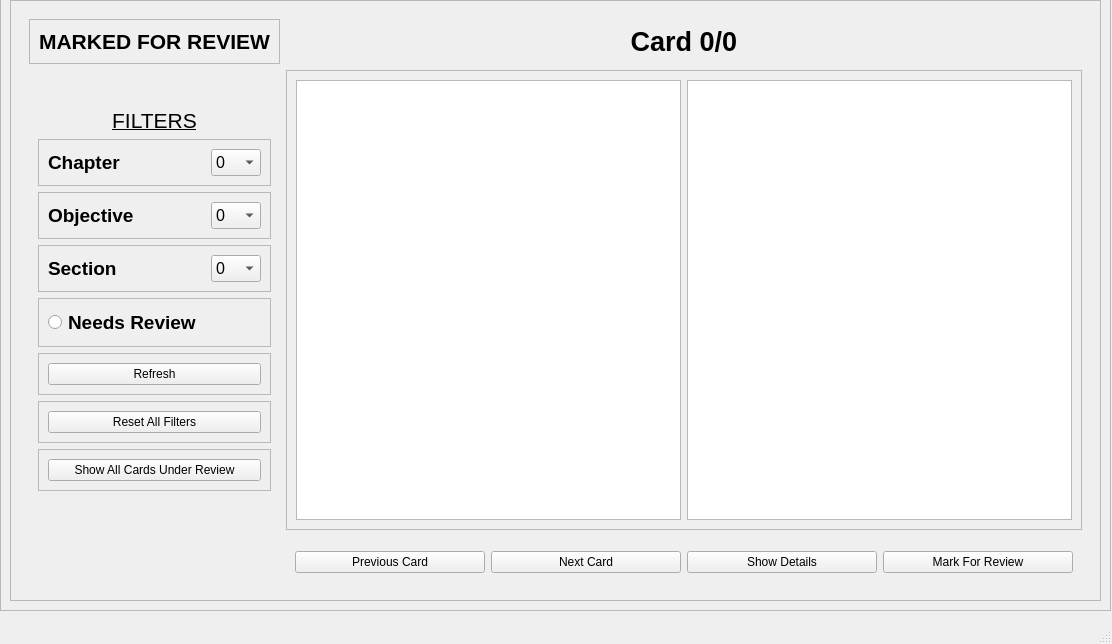
This is pyqt_ui.ui in j-chisholm/ISTQB-Flashcards as Qt 5 draws it before an edit. The edited form follows.
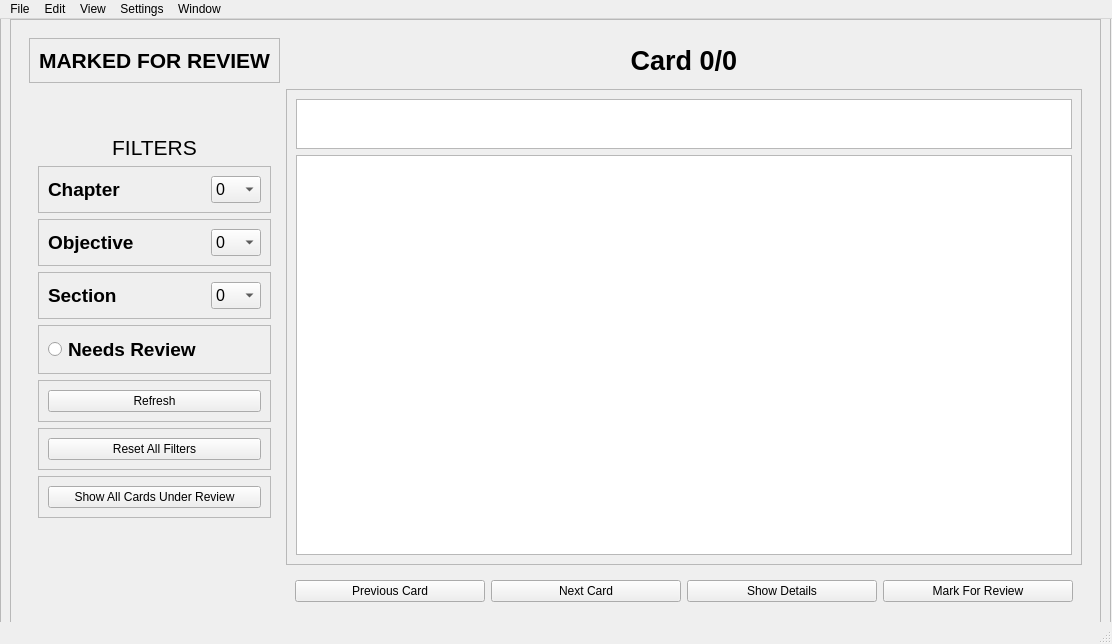
This is the edited form.

```diff
--- a/pyqt_ui.ui
+++ b/pyqt_ui.ui
@@ -20,7 +20,7 @@
       <x>0</x>
       <y>-10</y>
       <width>1111</width>
-      <height>621</height>
+      <height>631</height>
      </rect>
     </property>
     <property name="frameShape">
@@ -50,39 +50,20 @@
              <property name="frameShadow">
               <enum>QFrame::Raised</enum>
              </property>
-             <layout class="QHBoxLayout" name="horizontalLayout_2">
+             <layout class="QVBoxLayout" name="verticalLayout_8">
               <item>
-               <widget class="QTextBrowser" name="key_points_textbox">
+               <widget class="QTextBrowser" name="card_front_textbox">
                 <property name="sizePolicy">
                  <sizepolicy hsizetype="MinimumExpanding" vsizetype="MinimumExpanding">
                   <horstretch>0</horstretch>
                   <verstretch>0</verstretch>
                  </sizepolicy>
                 </property>
-                <property name="font">
-                 <font>
-                  <pointsize>12</pointsize>
-                 </font>
-                </property>
-                <property name="html">
-                 <string>&lt;!DOCTYPE HTML PUBLIC &quot;-//W3C//DTD HTML 4.0//EN&quot; &quot;http://www.w3.org/TR/REC-html40/strict.dtd&quot;&gt;
-&lt;html&gt;&lt;head&gt;&lt;meta name=&quot;qrichtext&quot; content=&quot;1&quot; /&gt;&lt;meta charset=&quot;utf-8&quot; /&gt;&lt;style type=&quot;text/css&quot;&gt;
-p, li { white-space: pre-wrap; }
-hr { height: 1px; border-width: 0; }
-li.unchecked::marker { content: &quot;\2610&quot;; }
-li.checked::marker { content: &quot;\2612&quot;; }
-&lt;/style&gt;&lt;/head&gt;&lt;body style=&quot; font-family:'Segoe UI'; font-size:12pt; font-weight:400; font-style:normal;&quot;&gt;
-&lt;p style=&quot;-qt-paragraph-type:empty; margin-top:12px; margin-bottom:12px; margin-left:0px; margin-right:0px; -qt-block-indent:0; text-indent:0px;&quot;&gt;&lt;br /&gt;&lt;/p&gt;&lt;/body&gt;&lt;/html&gt;</string>
-                </property>
-               </widget>
-              </item>
-              <item>
-               <widget class="QTextBrowser" name="details_textbox">
-                <property name="sizePolicy">
-                 <sizepolicy hsizetype="MinimumExpanding" vsizetype="MinimumExpanding">
-                  <horstretch>0</horstretch>
-                  <verstretch>0</verstretch>
-                 </sizepolicy>
+                <property name="maximumSize">
+                 <size>
+                  <width>16777215</width>
+                  <height>50</height>
+                 </size>
                 </property>
                 <property name="font">
                  <font>
@@ -101,6 +82,31 @@
                 </property>
                </widget>
               </item>
+              <item>
+               <widget class="QTextBrowser" name="card_back_textbox">
+                <property name="sizePolicy">
+                 <sizepolicy hsizetype="MinimumExpanding" vsizetype="MinimumExpanding">
+                  <horstretch>0</horstretch>
+                  <verstretch>0</verstretch>
+                 </sizepolicy>
+                </property>
+                <property name="font">
+                 <font>
+                  <pointsize>12</pointsize>
+                 </font>
+                </property>
+                <property name="html">
+                 <string>&lt;!DOCTYPE HTML PUBLIC &quot;-//W3C//DTD HTML 4.0//EN&quot; &quot;http://www.w3.org/TR/REC-html40/strict.dtd&quot;&gt;
+&lt;html&gt;&lt;head&gt;&lt;meta name=&quot;qrichtext&quot; content=&quot;1&quot; /&gt;&lt;meta charset=&quot;utf-8&quot; /&gt;&lt;style type=&quot;text/css&quot;&gt;
+p, li { white-space: pre-wrap; }
+hr { height: 1px; border-width: 0; }
+li.unchecked::marker { content: &quot;\2610&quot;; }
+li.checked::marker { content: &quot;\2612&quot;; }
+&lt;/style&gt;&lt;/head&gt;&lt;body style=&quot; font-family:'Segoe UI'; font-size:12pt; font-weight:400; font-style:normal;&quot;&gt;
+&lt;p style=&quot;-qt-paragraph-type:empty; margin-top:12px; margin-bottom:12px; margin-left:0px; margin-right:0px; -qt-block-indent:0; text-indent:0px;&quot;&gt;&lt;br /&gt;&lt;/p&gt;&lt;/body&gt;&lt;/html&gt;</string>
+                </property>
+               </widget>
+              </item>
              </layout>
             </widget>
            </item>
@@ -166,16 +172,6 @@
              </layout>
             </widget>
            </item>
-           <item row="2" column="0">
-            <widget class="QFrame" name="frame_7">
-             <property name="frameShape">
-              <enum>QFrame::StyledPanel</enum>
-             </property>
-             <property name="frameShadow">
-              <enum>QFrame::Raised</enum>
-             </property>
-            </widget>
-           </item>
            <item row="0" column="0">
             <widget class="QFrame" name="frame_4">
              <property name="sizePolicy">
@@ -231,7 +227,7 @@
                  <font>
                   <pointsize>16</pointsize>
                   <italic>false</italic>
-                  <underline>true</underline>
+                  <underline>false</underline>
                  </font>
                 </property>
                 <property name="text">
@@ -668,8 +664,55 @@
      <height>22</height>
     </rect>
    </property>
+   <widget class="QMenu" name="menuFile">
+    <property name="title">
+     <string>File</string>
+    </property>
+    <addaction name="actionOpen_Cards"/>
+    <addaction name="actionSave_Cards"/>
+   </widget>
+   <widget class="QMenu" name="menuEdit">
+    <property name="title">
+     <string>Edit</string>
+    </property>
+   </widget>
+   <widget class="QMenu" name="menuView">
+    <property name="title">
+     <string>View</string>
+    </property>
+   </widget>
+   <widget class="QMenu" name="menuSettings">
+    <property name="title">
+     <string>Settings</string>
+    </property>
+   </widget>
+   <widget class="QMenu" name="menuWindow">
+    <property name="title">
+     <string>Window</string>
+    </property>
+   </widget>
+   <addaction name="menuFile"/>
+   <addaction name="menuEdit"/>
+   <addaction name="menuView"/>
+   <addaction name="menuSettings"/>
+   <addaction name="menuWindow"/>
   </widget>
   <widget class="QStatusBar" name="statusbar"/>
+  <action name="actionOpen_Cards">
+   <property name="text">
+    <string>Open</string>
+   </property>
+  </action>
+  <action name="actionSave_Cards">
+   <property name="text">
+    <string>Save</string>
+   </property>
+  </action>
+  <action name="actionOpen">
+   <property name="text">
+    <string>Open</string>
+   </property>
+  </action>
  </widget>
  <resources/>
  <connections/>
```
